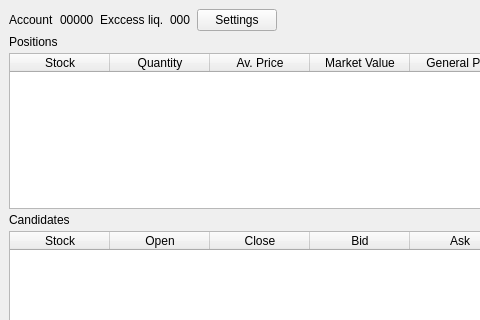
Qt form UI/MainWindow.ui (colaisr/algotrader) before a commit; both pictures show x 0 to 480 and y 0 to 320 of the 1282 by 772 pixel window.
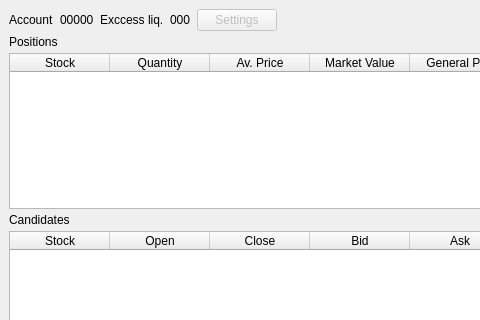
The same form after that commit.

The edit to the form file:
```diff
--- a/UI/MainWindow.ui
+++ b/UI/MainWindow.ui
@@ -66,6 +66,9 @@
         </item>
         <item>
          <widget class="QPushButton" name="btnSettings">
+          <property name="enabled">
+           <bool>false</bool>
+          </property>
           <property name="text">
            <string>Settings</string>
           </property>
```
